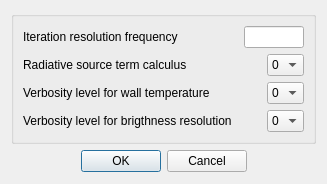
Qt form gui/Pages/ThermalRadiationAdvancedDialogForm.ui (code-saturne/code_saturne) before a commit.
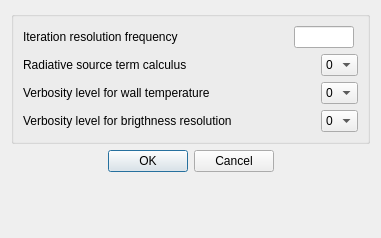
The same form after that commit.

```diff
--- a/gui/Pages/ThermalRadiationAdvancedDialogForm.ui
+++ b/gui/Pages/ThermalRadiationAdvancedDialogForm.ui
@@ -1,12 +1,12 @@
 <ui version="4.0" >
  <class>ThermalRadiationAdvancedDialogForm</class>
- <widget class="QDialog" name="ThermalRadiationAdvancedDialogForm" >
-  <property name="geometry" >
+ <widget class="QDialog" name="ThermalRadiationAdvancedDialogForm">
+  <property name="geometry">
    <rect>
     <x>0</x>
     <y>0</y>
-    <width>322</width>
-    <height>184</height>
+    <width>381</width>
+    <height>238</height>
    </rect>
   </property>
   <property name="windowTitle" >
@@ -210,8 +210,8 @@
      <property name="orientation" >
       <enum>Qt::Horizontal</enum>
      </property>
-     <property name="standardButtons" >
-      <set>QDialogButtonBox::Cancel|QDialogButtonBox::NoButton|QDialogButtonBox::Ok</set>
+     <property name="standardButtons">
+      <set>QDialogButtonBox::Cancel|QDialogButtonBox::Ok</set>
      </property>
      <property name="centerButtons" >
       <bool>true</bool>
```
Left out of the diff: 160 changed lines with no effect on the pictures.
